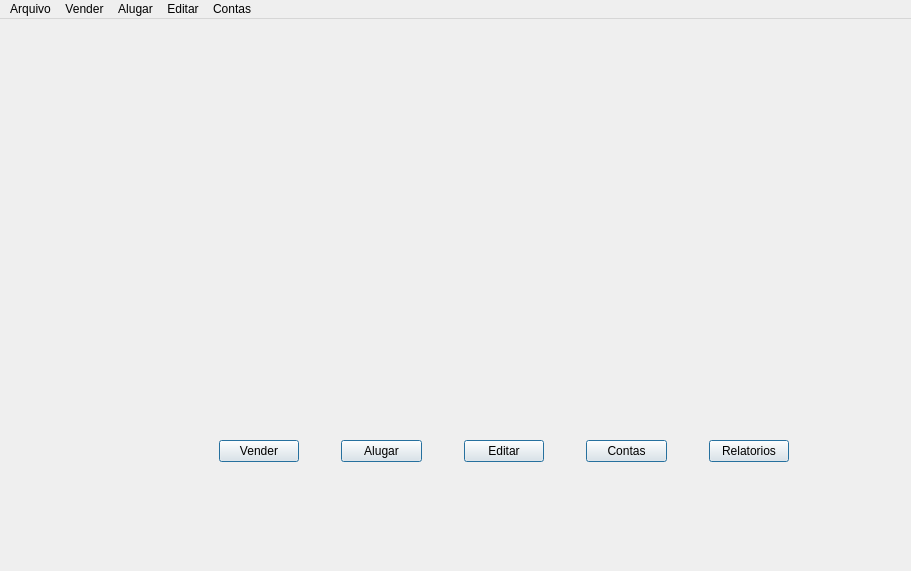
This is views/telaprincipal.ui in Weslei25/Aluguel-de-carros as Qt 5 draws it before an edit. The edited form follows.
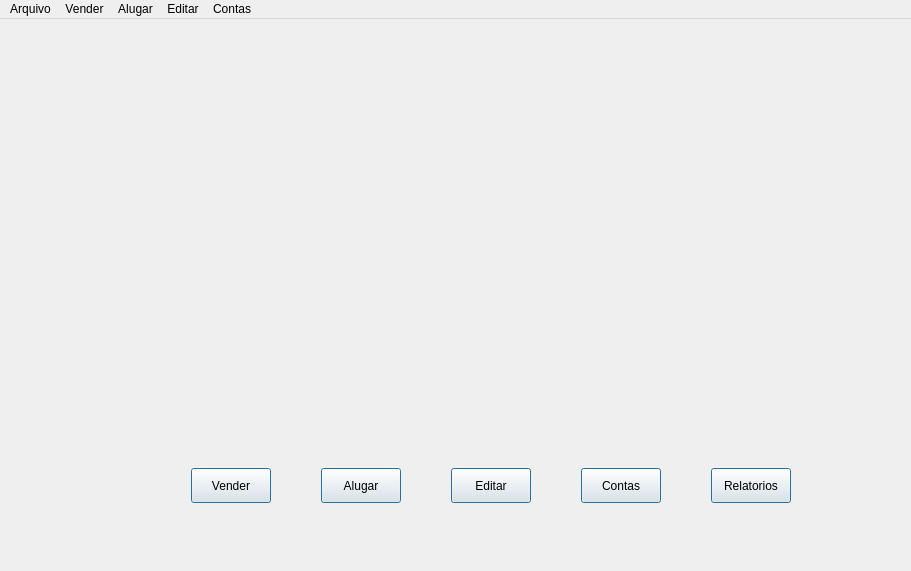
This is the edited form. Icons and pictures are not drawn.

Patch:
```diff
--- a/views/telaprincipal.ui
+++ b/views/telaprincipal.ui
@@ -10,11 +10,42 @@
     <height>571</height>
    </rect>
   </property>
+  <property name="minimumSize">
+   <size>
+    <width>911</width>
+    <height>571</height>
+   </size>
+  </property>
+  <property name="maximumSize">
+   <size>
+    <width>911</width>
+    <height>571</height>
+   </size>
+  </property>
   <property name="windowTitle">
-   <string>MainWindow</string>
+   <string>Aluguel De Carros 1.0.0</string>
+  </property>
+  <property name="windowIcon">
+   <iconset>
+    <normaloff>../img/carro-esporte.png</normaloff>../img/carro-esporte.png</iconset>
+  </property>
+  <property name="styleSheet">
+   <string notr="true"/>
   </property>
   <widget class="QWidget" name="centralwidget">
    <layout class="QGridLayout" name="gridLayout">
+    <property name="leftMargin">
+     <number>0</number>
+    </property>
+    <property name="topMargin">
+     <number>0</number>
+    </property>
+    <property name="rightMargin">
+     <number>0</number>
+    </property>
+    <property name="bottomMargin">
+     <number>0</number>
+    </property>
     <item row="0" column="0">
      <widget class="QFrame" name="frame">
       <property name="frameShape">
@@ -23,14 +54,26 @@
       <property name="frameShadow">
        <enum>QFrame::Raised</enum>
       </property>
+      <layout class="QGridLayout" name="gridLayout_2">
+       <property name="leftMargin">
+        <number>0</number>
+       </property>
+       <property name="topMargin">
+        <number>0</number>
+       </property>
+       <property name="rightMargin">
+        <number>0</number>
+       </property>
+       <property name="bottomMargin">
+        <number>0</number>
+       </property>
+       <item row="0" column="1">
       <widget class="QLabel" name="label">
-       <property name="geometry">
-        <rect>
-         <x>210</x>
-         <y>80</y>
+         <property name="maximumSize">
+          <size>
          <width>491</width>
          <height>311</height>
-        </rect>
+          </size>
        </property>
        <property name="text">
         <string/>
@@ -42,21 +85,29 @@
         <bool>true</bool>
        </property>
       </widget>
-      <widget class="QWidget" name="">
-       <property name="geometry">
-        <rect>
-         <x>210</x>
-         <y>410</y>
-         <width>570</width>
-         <height>26</height>
-        </rect>
-       </property>
+       </item>
+       <item row="1" column="1">
        <layout class="QHBoxLayout" name="horizontalLayout">
         <property name="spacing">
-         <number>42</number>
+          <number>50</number>
+         </property>
+         <property name="bottomMargin">
+          <number>0</number>
         </property>
         <item>
          <widget class="QPushButton" name="pushButton">
+           <property name="minimumSize">
+            <size>
+             <width>0</width>
+             <height>35</height>
+            </size>
+           </property>
+           <property name="maximumSize">
+            <size>
+             <width>100</width>
+             <height>16777215</height>
+            </size>
+           </property>
           <property name="text">
            <string>Vender</string>
           </property>
@@ -73,6 +124,12 @@
         </item>
         <item>
          <widget class="QPushButton" name="pushButton_2">
+           <property name="minimumSize">
+            <size>
+             <width>0</width>
+             <height>35</height>
+            </size>
+           </property>
           <property name="text">
            <string>Alugar</string>
           </property>
@@ -89,6 +146,12 @@
         </item>
         <item>
          <widget class="QPushButton" name="pushButton_3">
+           <property name="minimumSize">
+            <size>
+             <width>0</width>
+             <height>35</height>
+            </size>
+           </property>
           <property name="text">
            <string>Editar</string>
           </property>
@@ -105,6 +168,12 @@
         </item>
         <item>
          <widget class="QPushButton" name="pushButton_4">
+           <property name="minimumSize">
+            <size>
+             <width>0</width>
+             <height>35</height>
+            </size>
+           </property>
           <property name="text">
            <string>Contas</string>
           </property>
@@ -121,6 +190,12 @@
         </item>
         <item>
          <widget class="QPushButton" name="pushButton_5">
+           <property name="minimumSize">
+            <size>
+             <width>0</width>
+             <height>35</height>
+            </size>
+           </property>
           <property name="text">
            <string>Relatorios</string>
           </property>
@@ -136,7 +211,24 @@
          </widget>
         </item>
        </layout>
-      </widget>
+       </item>
+       <item row="0" column="0">
+        <spacer name="horizontalSpacer">
+         <property name="orientation">
+          <enum>Qt::Horizontal</enum>
+         </property>
+         <property name="sizeType">
+          <enum>QSizePolicy::Fixed</enum>
+         </property>
+         <property name="sizeHint" stdset="0">
+          <size>
+           <width>72</width>
+           <height>20</height>
+          </size>
+         </property>
+        </spacer>
+       </item>
+      </layout>
      </widget>
     </item>
    </layout>
```
Left out of the diff: 68 changed lines with no effect on the pictures. Lines whose indentation alone changed are shown as unchanged.
